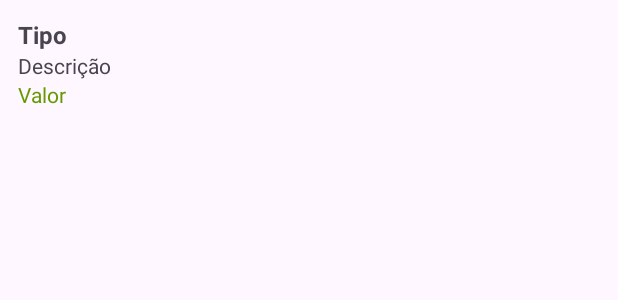
After one commit to GabrielAntonioVeiga/App-02---Wallet, an Android app: the layout item_transacao.xml on its own in the app's theme, with its tools: preview values and no code run, on a phone screen of 412 x 824 dp. The commit adds this screen. Shown: the top 300 px of the screen. Run offline under Robolectric (Android 15) with nearby library versions, the phone set to English and light mode, and no system bars.

Commit message:
feat: extract

```diff
--- /dev/null
+++ b/app/src/main/res/layout/item_transacao.xml
@@ -0,0 +1,30 @@
+<?xml version="1.0" encoding="utf-8"?>
+<LinearLayout xmlns:android="http://schemas.android.com/apk/res/android"
+    android:layout_width="match_parent"
+    android:layout_height="wrap_content"
+    android:orientation="vertical"
+    android:padding="12dp">
+
+    <TextView
+        android:id="@+id/tvTipo"
+        android:layout_width="wrap_content"
+        android:layout_height="wrap_content"
+        android:text="Tipo"
+        android:textStyle="bold"
+        android:textSize="16sp"/>
+
+    <TextView
+        android:id="@+id/tvDescricao"
+        android:layout_width="wrap_content"
+        android:layout_height="wrap_content"
+        android:text="Descrição"
+        android:textSize="14sp"/>
+
+    <TextView
+        android:id="@+id/tvValor"
+        android:layout_width="wrap_content"
+        android:layout_height="wrap_content"
+        android:text="Valor"
+        android:textSize="14sp"
+        android:textColor="@android:color/holo_green_dark"/>
+</LinearLayout>
```
Also changed, not shown: app/src/main/java/ufpr/veiga/wallet/ui/ExtratoActivity.kt (+11 -1 lines), app/src/main/java/ufpr/veiga/wallet/ui/TransacaoAdapter.kt (added, +34 -0 lines), app/src/main/res/layout/activity_extrato.xml (+10 -1 lines).
